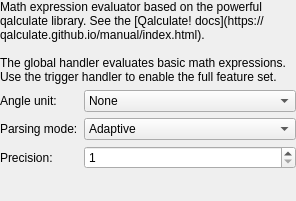
Old version of the form calculator_qalculate/src/configwidget.ui in the repository albertlauncher/plugins.
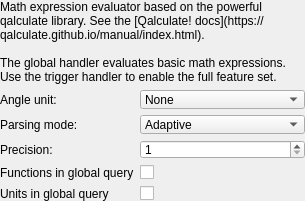
New version of the form.

Patch:
```diff
--- a/calculator_qalculate/src/configwidget.ui
+++ b/calculator_qalculate/src/configwidget.ui
@@ -137,6 +137,26 @@
        </property>
       </widget>
      </item>
+     <item row="3" column="0">
+      <widget class="QLabel" name="functionsInGlobalQueryLabel">
+       <property name="text">
+        <string>Functions in global query</string>
+       </property>
+      </widget>
+     </item>
+     <item row="3" column="1">
+      <widget class="QCheckBox" name="functionsInGlobalQueryCheckBox"/>
+     </item>
+     <item row="4" column="0">
+      <widget class="QLabel" name="unitsInGlobalQueryLabel">
+       <property name="text">
+        <string>Units in global query</string>
+       </property>
+      </widget>
+     </item>
+     <item row="4" column="1">
+      <widget class="QCheckBox" name="unitsInGlobalQueryCheckBox"/>
+     </item>
     </layout>
    </item>
    <item>
```
